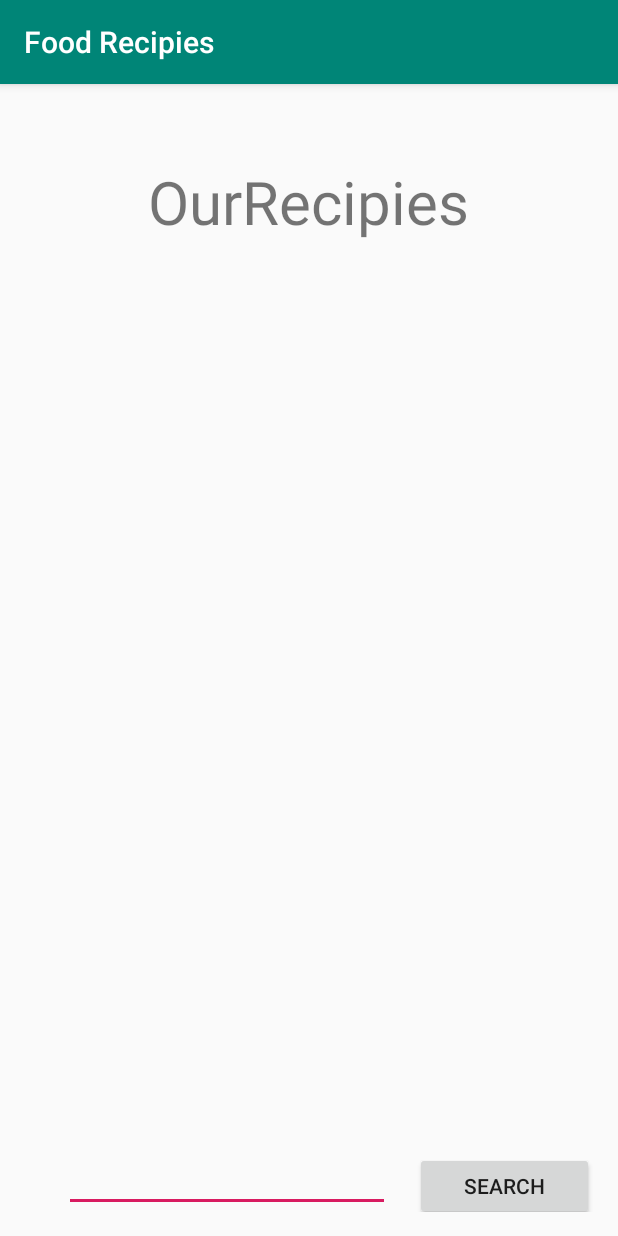
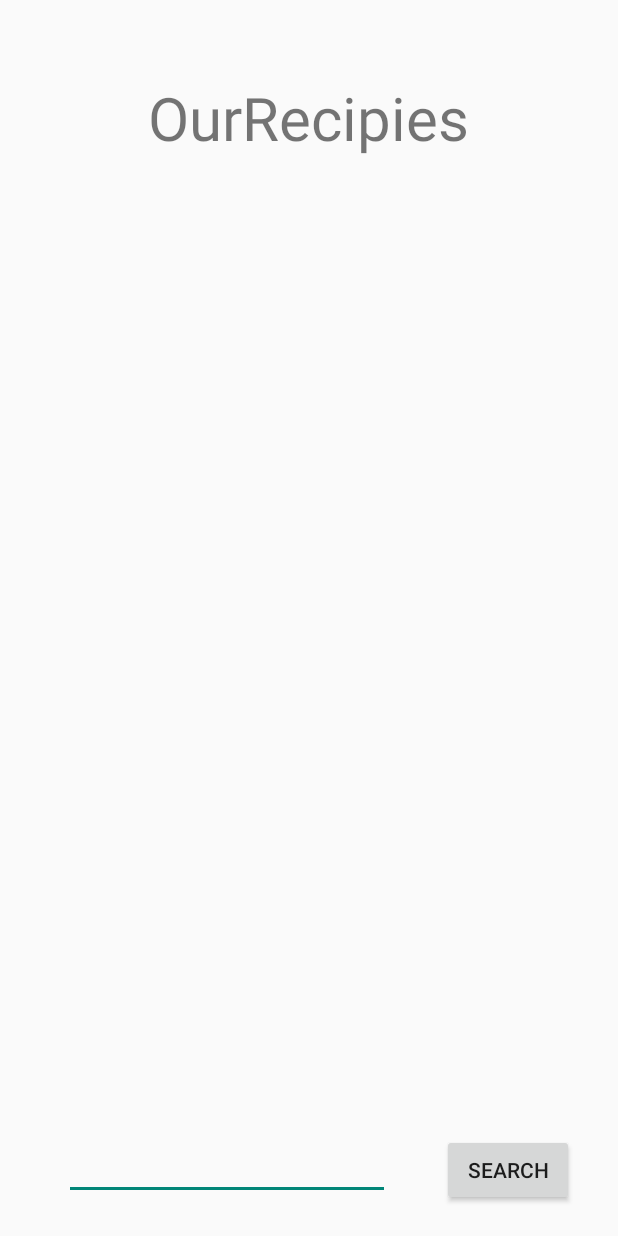
Before and after one commit to ikuaj/FoodRecipies, an Android app: the screen it shows after launch (MainActivity), on a phone screen of 412 x 824 dp. Run offline under Robolectric (Android 15) with nearby library versions, the phone set to English and light mode, and no system bars; our stand-ins replace ButterKnife; 1 statement that could not run was skipped.

Commit message:
implements view onclick listener

```diff
--- a/app/src/main/AndroidManifest.xml
+++ b/app/src/main/AndroidManifest.xml
@@ -9,7 +9,7 @@
         android:roundIcon="@mipmap/ic_launcher_round"
         android:supportsRtl="true"
         android:theme="@style/AppTheme">
-        <activity android:name=".MainActivity">
+        <activity android:name=".MainActivity" android:theme="@style/NoActionBarTheme">
             <intent-filter>
                 <action android:name="android.intent.action.MAIN" />
 
--- a/app/src/main/java/com/example/prideland/foodrecipies/MainActivity.java
+++ b/app/src/main/java/com/example/prideland/foodrecipies/MainActivity.java
@@ -12,7 +12,7 @@ import android.widget.TextView;
 import butterknife.BindView;
 import butterknife.ButterKnife;
 
-public class MainActivity extends AppCompatActivity {
+public class MainActivity extends AppCompatActivity implements View.OnClickListener{
     @BindView(R.id.findFoodbutton) Button mfindFoodButton;
     @BindView(R.id.foodEditText) EditText mfoodEditText;
     @BindView(R.id.titleTextView) TextView mtitleTextView;
@@ -26,9 +26,11 @@ public class MainActivity extends AppCompatActivity {
         Typeface mali = Typeface.createFromAsset(getAssets(), "fonts/GrandHotel-Regular.otf");
         mtitleTextView.setTypeface(mali);
 
-        mfoodEditText = (EditText) findViewById(R.id.foodEditText);
-        mfindFoodButton = (Button) findViewById(R.id.findFoodbutton);
-        mfindFoodButton.setOnClickListener(new View.OnClickListener() {
+//        mfoodEditText = (EditText) findViewById(R.id.foodEditText);
+//        mfindFoodButton = (Button) findViewById(R.id.findFoodbutton);
+        mfindFoodButton.setOnClickListener(this);
+    }
+
     @Override
     public void onClick(View v) {
         String food = mfoodEditText.getText().toString();
@@ -36,6 +38,4 @@ public class MainActivity extends AppCompatActivity {
         intent.putExtra("food", food);
         startActivity(intent);
     }
-        });
 }
-}
--- a/app/src/main/res/layout/activity_main.xml
+++ b/app/src/main/res/layout/activity_main.xml
@@ -20,16 +20,16 @@
         android:layout_centerHorizontal="true"
         android:textStyle="bold" />
 
-    <ImageView
-        android:id="@+id/imageView"
-        android:layout_width="wrap_content"
-        android:layout_height="match_parent"
-        android:layout_alignParentEnd="true"
-        android:layout_alignParentRight="true"
-        android:layout_centerVertical="true"
-        android:layout_marginEnd="78dp"
-        android:layout_marginRight="78dp"
-        android:scaleType="centerCrop" />
+    <!--<ImageView-->
+        <!--android:id="@+id/imageView"-->
+        <!--android:layout_width="wrap_content"-->
+        <!--android:layout_height="match_parent"-->
+        <!--android:layout_alignParentEnd="true"-->
+        <!--android:layout_alignParentRight="true"-->
+        <!--android:layout_centerVertical="true"-->
+        <!--android:layout_marginEnd="78dp"-->
+        <!--android:layout_marginRight="78dp"-->
+        <!--android:scaleType="centerCrop" />-->
 
     <EditText
         android:id="@+id/foodEditText"
@@ -37,19 +37,21 @@
         android:layout_height="wrap_content"
         android:layout_alignParentBottom="true"
         android:layout_marginEnd="-161dp"
-        android:layout_marginRight="-161dp"
+        android:layout_marginRight="-134dp"
+        android:layout_marginBottom="8dp"
         android:layout_toLeftOf="@+id/titleTextView" />
 
     <Button
         android:id="@+id/findFoodbutton"
-        android:layout_width="119dp"
-        android:layout_height="45dp"
-        android:layout_alignBottom="@+id/imageView"
+        android:layout_width="wrap_content"
+        android:layout_height="wrap_content"
+        android:layout_alignTop="@+id/foodEditText"
         android:layout_alignParentEnd="true"
         android:layout_alignParentRight="true"
-        android:layout_marginEnd="0dp"
-        android:layout_marginRight="0dp"
-        android:layout_marginBottom="-5dp"
+        android:layout_marginTop="1dp"
+        android:layout_marginEnd="13dp"
+        android:layout_marginRight="13dp"
         android:text="Search" />
 
+
 </RelativeLayout>
--- a/app/src/main/res/values/styles.xml
+++ b/app/src/main/res/values/styles.xml
@@ -8,4 +8,6 @@
         <item name="colorAccent">@color/colorAccent</item>
     </style>
 
+    <style name="NoActionBarTheme" parent="Theme.AppCompat.Light.NoActionBar"></style>
+
 </resources>
```
Lines whose indentation alone changed are shown as unchanged.
